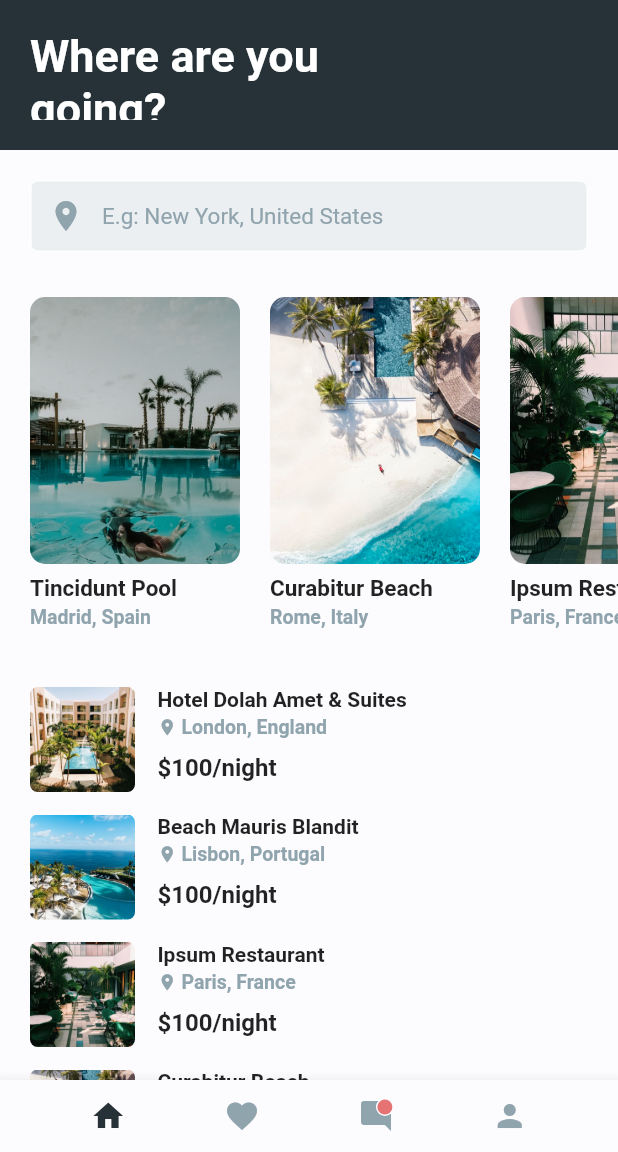
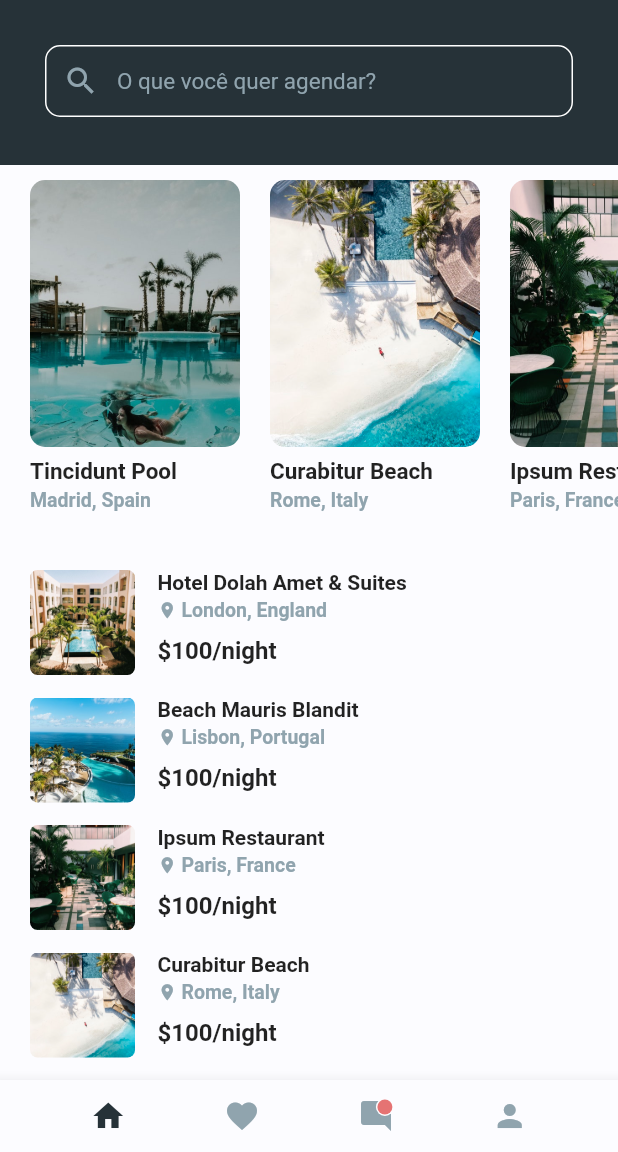
Before and after one commit to yurivvdantas/travelApp, a Flutter app: the screen it shows after launch, on a phone screen of 412 x 824 dp, the part 84-1236 px from its top. Run offline on Flutter 3.47's test engine with Material 2 defaults, Android fonts, the phone set to English and light mode, and no system bars.

Commit message:
feat: ajustado posição da barra de pesquisa

```diff
--- a/lib/screens/home.dart
+++ b/lib/screens/home.dart
@@ -36,25 +36,31 @@ class Home extends StatelessWidget {
           Container(
             color: Theme.of(context).accentColor,
             height: screenHeight < 500
-                ? 100
+                ? 110
                 : screenHeight > 800
                     ? 300
-                    : screenHeight * 0.25,
+                    : screenHeight * 0.23,
             child: Padding(
-              padding: EdgeInsets.all(20.0),
+              /* padding: EdgeInsets.all(20.0),
               child: Text(
                 "Where are you \ngoing?",
                 style: TextStyle(
                     fontSize: 30.0,
                     fontWeight: FontWeight.w600,
                     color: Colors.white),
+              ), */
+              padding: EdgeInsets.all(30),
+              child: Column(
+                children: [
+                  SearchBar(),
+                ],
               ),
             ),
           ),
-          Padding(
+          /*  Padding(
             padding: EdgeInsets.all(20.0),
             child: SearchBar(),
-          ),
+          ), */
           buildHorizontalList(context),
           buildVerticalList(),
         ],
--- a/lib/widgets/search_bar.dart
+++ b/lib/widgets/search_bar.dart
@@ -7,9 +7,8 @@ class SearchBar extends StatelessWidget {
   Widget build(BuildContext context) {
     return Container(
       decoration: BoxDecoration(
-        color: Colors.blueGrey[50],
         borderRadius: BorderRadius.all(
-          Radius.circular(5.0),
+          Radius.circular(10.0),
         ),
       ),
       child: TextField(
@@ -20,7 +19,7 @@ class SearchBar extends StatelessWidget {
         decoration: InputDecoration(
           contentPadding: EdgeInsets.all(10.0),
           border: OutlineInputBorder(
-            borderRadius: BorderRadius.circular(5.0),
+            borderRadius: BorderRadius.circular(10.0),
             borderSide: BorderSide(
               color: Colors.white,
             ),
@@ -29,11 +28,11 @@ class SearchBar extends StatelessWidget {
             borderSide: BorderSide(
               color: Colors.white,
             ),
-            borderRadius: BorderRadius.circular(5.0),
+            borderRadius: BorderRadius.circular(10.0),
           ),
-          hintText: "E.g: New York, United States",
+          hintText: "O que você quer agendar?",
           prefixIcon: Icon(
-            Icons.location_on,
+            Icons.search,
             color: Colors.blueGrey[300],
           ),
           hintStyle: TextStyle(
```
